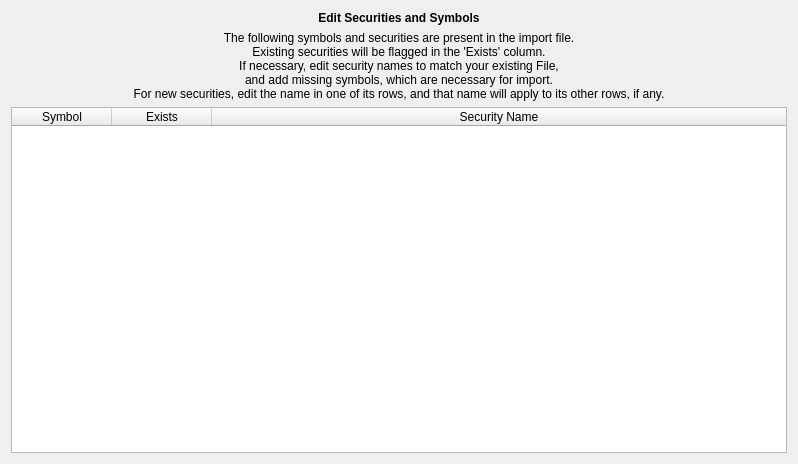
First picture: the form in kmymoney/plugins/csvimport/symboltabledlg.ui, repository KDE/kmymoney, before the edit.
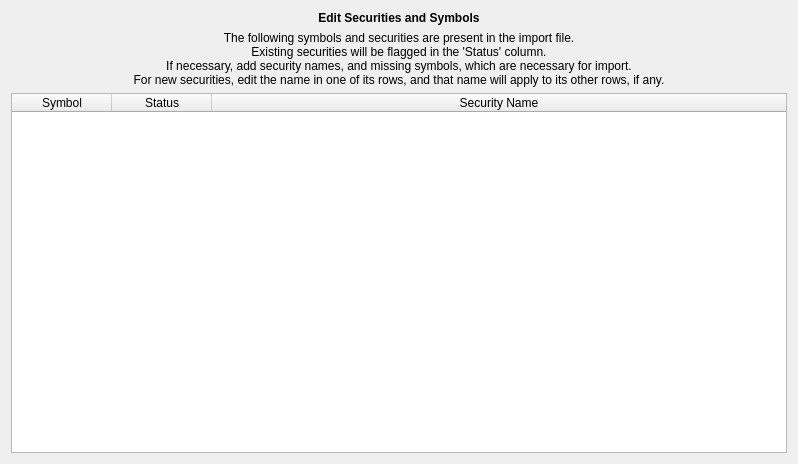
Second picture: the form after the edit.

Commit message:
Require only name or symbol of securities from investment statement
Securities can be identified based only on name or symbol so do not
require them both.

```diff
--- a/kmymoney/plugins/csvimport/symboltabledlg.ui
+++ b/kmymoney/plugins/csvimport/symboltabledlg.ui
@@ -40,9 +40,8 @@
     <widget class="QLabel" name="label_info">
      <property name="text">
       <string>The following symbols and securities are present in the import file.
-Existing securities will be flagged in the 'Exists' column.
-If necessary, edit security names to match your existing File,
-and add missing symbols, which are necessary for import.
+Existing securities will be flagged in the 'Status' column.
+If necessary, add security names, and missing symbols, which are necessary for import.
 For new securities, edit the name in one of its rows, and that name will apply to its other rows, if any.</string>
      </property>
      <property name="alignment">
@@ -89,7 +88,7 @@
      </column>
      <column>
       <property name="text">
-       <string>Exists</string>
+       <string>Status</string>
       </property>
      </column>
      <column>
```
The commit also changes 12 other files.
